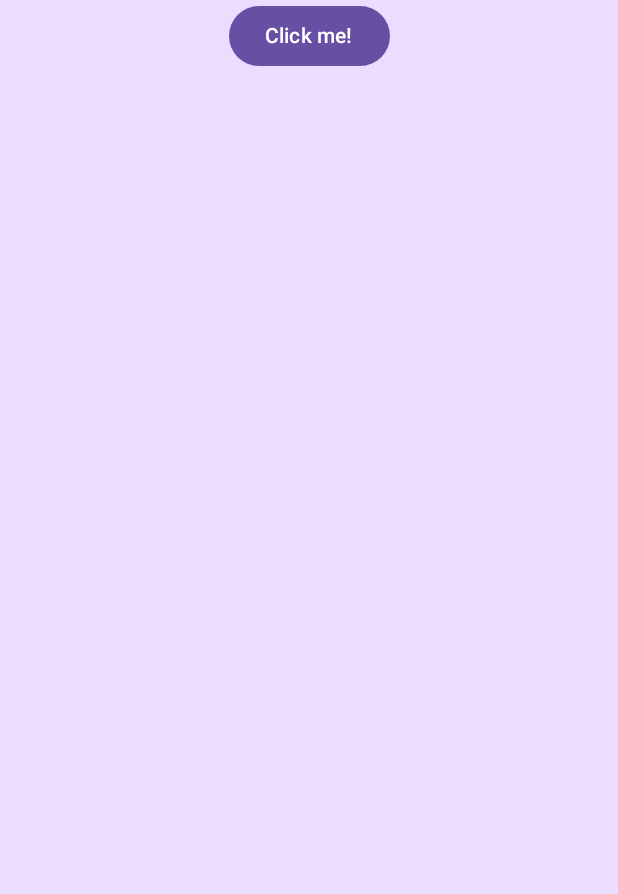
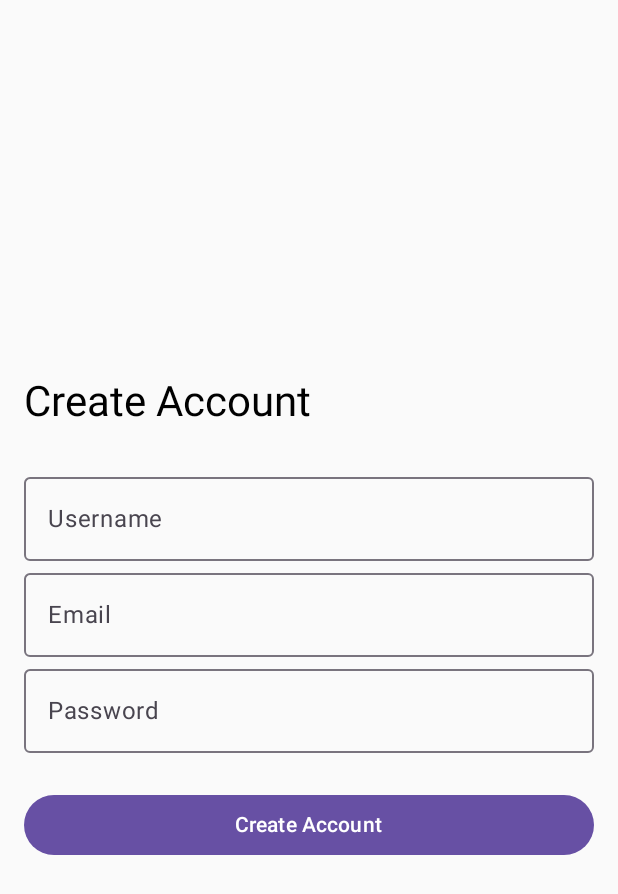
Before and after one commit to Tan4y/diploma-project-tudy, an Android app built with Jetpack Compose: the screen it shows after launch (MainActivity), on a phone screen of 412 x 824 dp. Shown: the top 894 px of the screen. Run offline under Robolectric (Android 15) with nearby library versions, the phone set to English and light mode, and no system bars.

Commit message:
Register Logic

```diff
--- a/composeApp/src/androidMain/AndroidManifest.xml
+++ b/composeApp/src/androidMain/AndroidManifest.xml
@@ -1,13 +1,14 @@
 <?xml version="1.0" encoding="utf-8"?>
 <manifest xmlns:android="http://schemas.android.com/apk/res/android">
-
+    <uses-permission android:name="android.permission.INTERNET" />
     <application
         android:allowBackup="true"
         android:icon="@mipmap/ic_launcher"
         android:label="@string/app_name"
         android:roundIcon="@mipmap/ic_launcher_round"
         android:supportsRtl="true"
-        android:theme="@android:style/Theme.Material.Light.NoActionBar">
+        android:theme="@android:style/Theme.Material.Light.NoActionBar"
+        android:networkSecurityConfig="@xml/network_security_config">
         <activity
             android:exported="true"
             android:name=".MainActivity">
--- a/composeApp/src/androidMain/kotlin/org/tues/tudy/MainActivity.kt
+++ b/composeApp/src/androidMain/kotlin/org/tues/tudy/MainActivity.kt
@@ -6,6 +6,8 @@ import androidx.activity.compose.setContent
 import androidx.activity.enableEdgeToEdge
 import androidx.compose.runtime.Composable
 import androidx.compose.ui.tooling.preview.Preview
+import org.tues.tudy.ui.auth.RegisterScreen
+import org.tues.tudy.viewmodel.RegisterState
 
 class MainActivity : ComponentActivity() {
     override fun onCreate(savedInstanceState: Bundle?) {
@@ -13,13 +15,13 @@ class MainActivity : ComponentActivity() {
         super.onCreate(savedInstanceState)
 
         setContent {
-            App()
+            RegisterScreen()
         }
     }
 }
 
-@Preview
+@Preview(showBackground = true)
 @Composable
-fun AppAndroidPreview() {
-    App()
+fun RegisterScreenPreview() {
+    RegisterScreen(previewState = RegisterState())
 }
--- /dev/null
+++ b/composeApp/src/androidMain/kotlin/org/tues/tudy/data/remote/ApiService.kt
@@ -0,0 +1,15 @@
+package org.tues.tudy.data.remote
+
+import org.tues.tudy.data.model.RegisterRequest
+import okhttp3.ResponseBody
+import retrofit2.Response
+import retrofit2.http.Body
+import retrofit2.http.POST
+
+interface ApiService {
+
+    @POST("api/auth/register")
+    suspend fun register(
+        @Body request: RegisterRequest
+    ): Response<ResponseBody>
+}
--- /dev/null
+++ b/composeApp/src/androidMain/kotlin/org/tues/tudy/data/remote/AuthRepository.kt
@@ -0,0 +1,25 @@
+package org.tues.tudy.data.remote
+
+import org.tues.tudy.data.model.RegisterRequest
+import retrofit2.Retrofit
+import retrofit2.converter.gson.GsonConverterFactory
+
+class AuthRepository {
+
+    private val api = Retrofit.Builder()
+        .baseUrl("http://10.0.2.2:5050/")     // ⚠ if testing on a phone, change this to your local IP
+        .addConverterFactory(GsonConverterFactory.create())
+        .build()
+        .create(ApiService::class.java)
+
+    suspend fun register(username: String, email: String, password: String): String {
+        val response = api.register(RegisterRequest(username, email, password))
+
+        if (response.isSuccessful) {
+            return "Check your email to verify your account"
+        } else {
+            val error = response.errorBody()?.string()
+            return error ?: "Unknown error"
+        }
+    }
+}
--- /dev/null
+++ b/composeApp/src/androidMain/kotlin/org/tues/tudy/ui/auth/RegisterScreen.kt
@@ -0,0 +1,73 @@
+package org.tues.tudy.ui.auth
+
+import androidx.compose.foundation.layout.*
+import androidx.compose.material3.*
+import androidx.compose.runtime.*
+import androidx.compose.ui.Modifier
+import androidx.compose.ui.unit.dp
+import androidx.lifecycle.viewmodel.compose.viewModel
+import org.tues.tudy.viewmodel.RegisterState
+import org.tues.tudy.viewmodel.RegisterViewModel
+
+@Composable
+fun RegisterScreen(
+    viewModel: RegisterViewModel = viewModel(),
+    previewState: RegisterState? = null
+) {
+    val state = previewState ?: viewModel.state.collectAsState().value
+    var username by remember { mutableStateOf("") }
+    var email by remember { mutableStateOf("") }
+    var password by remember { mutableStateOf("") }
+
+    //val state = viewModel.state.collectAsState().value
+
+    Column(
+        modifier = Modifier
+            .fillMaxSize()
+            .padding(16.dp),
+        verticalArrangement = Arrangement.Center
+    ) {
+        Text(text = "Create Account", style = MaterialTheme.typography.headlineMedium)
+
+        Spacer(modifier = Modifier.height(24.dp))
+
+        OutlinedTextField(
+            value = username,
+            onValueChange = { username = it },
+            label = { Text("Username") },
+            modifier = Modifier.fillMaxWidth()
+        )
+
+        OutlinedTextField(
+            value = email,
+            onValueChange = { email = it },
+            label = { Text("Email") },
+            modifier = Modifier.fillMaxWidth()
+        )
+
+        OutlinedTextField(
+            value = password,
+            onValueChange = { password = it },
+            label = { Text("Password") },
+            modifier = Modifier.fillMaxWidth()
+        )
+
+        Spacer(modifier = Modifier.height(24.dp))
+
+        Button(
+            onClick = { viewModel.register(username, email, password) },
+            enabled = !state.loading,
+            modifier = Modifier.fillMaxWidth()
+        ) {
+            Text(if (state.loading) "Creating account..." else "Create Account")
+        }
+
+        state.error?.let {
+            Text(text = it, color = MaterialTheme.colorScheme.error)
+        }
+
+        state.success?.let {
+            Text(text = it, color = MaterialTheme.colorScheme.primary)
+        }
+    }
+}
--- /dev/null
+++ b/composeApp/src/androidMain/kotlin/org/tues/tudy/viewmodel/RegisterViewModel.kt
@@ -0,0 +1,39 @@
+package org.tues.tudy.viewmodel
+
+import androidx.lifecycle.ViewModel
+import androidx.lifecycle.viewModelScope
+import org.tues.tudy.data.remote.AuthRepository
+import kotlinx.coroutines.flow.MutableStateFlow
+import kotlinx.coroutines.flow.StateFlow
+import kotlinx.coroutines.launch
+
+class RegisterViewModel : ViewModel() {
+
+    private val repo = AuthRepository()
+
+    private val _state = MutableStateFlow(RegisterState())
+    val state: StateFlow<RegisterState> = _state
+
+    fun register(username: String, email: String, password: String) {
+        if (username.isBlank() || email.isBlank() || password.isBlank()) {
+            _state.value = RegisterState(error = "All fields are required")
+            return
+        }
+
+        viewModelScope.launch {
+            try {
+                _state.value = RegisterState(loading = true)
+                val response = repo.register(username, email, password)
+                _state.value = RegisterState(success = response)
+            } catch (e: Exception) {
+                _state.value = RegisterState(error = e.message ?: "Unexpected error")
+            }
+        }
+    }
+}
+
+data class RegisterState(
+    val loading: Boolean = false,
+    val success: String? = null,
+    val error: String? = null
+)
--- /dev/null
+++ b/composeApp/src/androidMain/res/xml/network_security_config.xml
@@ -0,0 +1,6 @@
+<?xml version="1.0" encoding="utf-8"?>
+<network-security-config>
+    <domain-config cleartextTrafficPermitted="true">
+        <domain includeSubdomains="true">10.0.2.2</domain>
+    </domain-config>
+</network-security-config>
```
Also changed, not shown: composeApp/build.gradle.kts (+7 -0 lines), composeApp/src/androidMain/kotlin/org/tues/tudy/data/model/RegisterRequest.kt (added, +7 -0 lines), 1268 other files.
